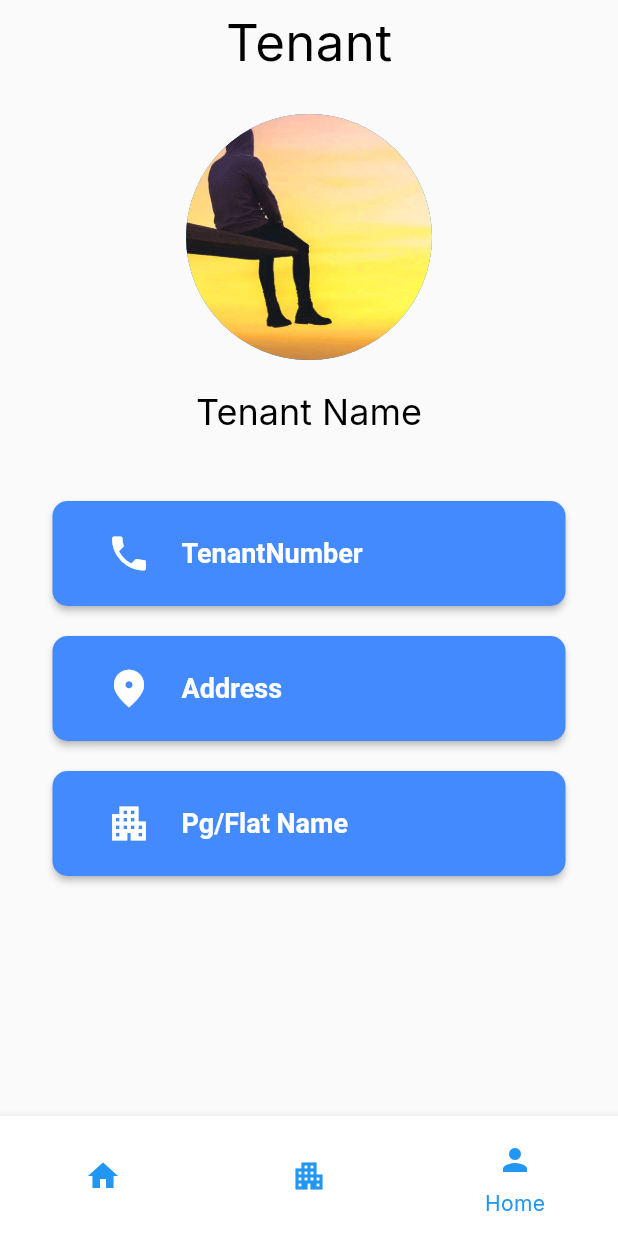
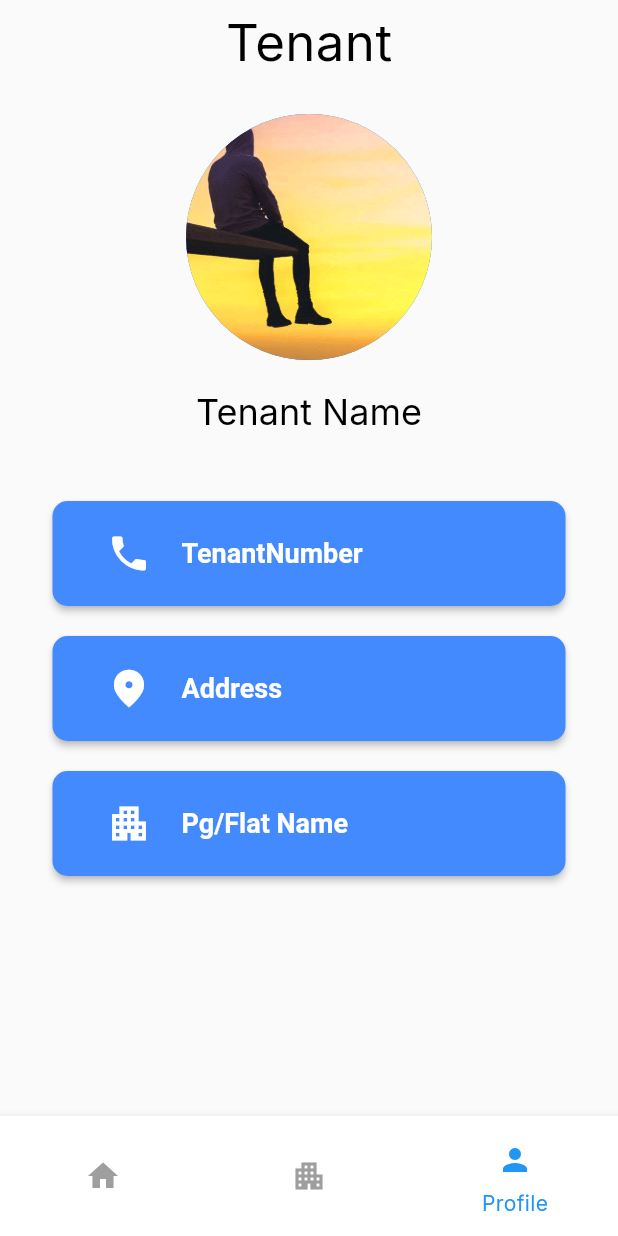
Before and after one commit to A-d-i-b/RentIt-Owner, a Flutter app: the screen it shows after launch, swiped to page 3, on a phone screen of 412 x 824 dp. Run offline on Flutter 3.47's test engine with Material 2 defaults, Android fonts, the phone set to English and light mode, and no system bars; our stand-ins replace get, google_fonts, image_picker; network calls fail.

Commit message:
Modified the color of Bottom navigation bar icons

```diff
--- a/lib/Screens/home_screen.dart
+++ b/lib/Screens/home_screen.dart
@@ -4,7 +4,7 @@ import 'package:househunt/Screens/tenant_list_screen.dart';
 import 'package:househunt/screens/landing_home_screen.dart';
 
 import 'package:househunt/theme/base_theme.dart';
-import 'package:househunt/widgets/bottom_bar_icon.dart';
+
 import 'package:househunt/Screens/tenant_profile_screen.dart';
 
 class HomeScreen extends StatefulWidget {
@@ -53,9 +53,20 @@ class _HomeScreenState extends State<HomeScreen> {
             pageController.jumpToPage(index);
           },
           destinations: const [
-            BottomBarIcon(icon: Icons.home, color: primary),
-            BottomBarIcon(icon: Icons.apartment, color: primary),
-            BottomBarIcon(icon: Icons.person, color: primary),
+            NavigationDestination(
+              icon: Icon(Icons.home, color: Colors.grey),
+              label: "Home",
+              selectedIcon: Icon(Icons.home, color: primary),
+            ),
+            NavigationDestination(
+                icon: Icon(Icons.apartment, color: Colors.grey),
+                label: "Tenant",
+                selectedIcon: Icon(Icons.apartment, color: primary)),
+            NavigationDestination(
+              icon: Icon(Icons.person, color: Colors.grey),
+              label: "Profile",
+              selectedIcon: Icon(Icons.person, color: primary),
+            ),
           ],
         ),
       ),
```
